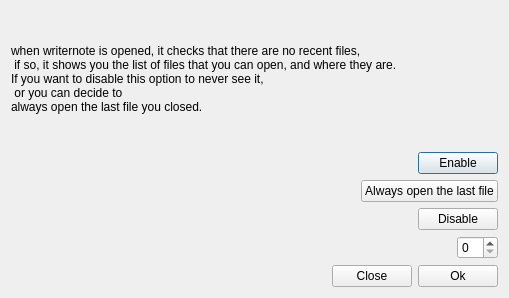
Old version of the form src/last_open/option/option_last_open_ui.ui in the repository giacomogroppi/writernote-qt.
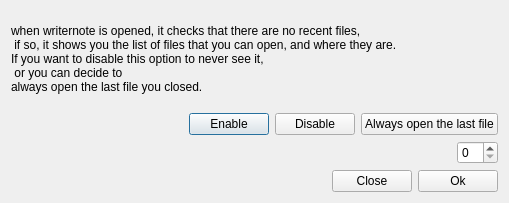
New version of the form.

Commit message: option last file open

```diff
--- a/src/last_open/option/option_last_open_ui.ui
+++ b/src/last_open/option/option_last_open_ui.ui
@@ -7,9 +7,15 @@
     <x>0</x>
     <y>0</y>
     <width>509</width>
-    <height>298</height>
+    <height>203</height>
    </rect>
   </property>
+  <property name="maximumSize">
+   <size>
+    <width>509</width>
+    <height>203</height>
+   </size>
+  </property>
   <property name="windowTitle">
    <string>Dialog</string>
   </property>
@@ -25,30 +31,6 @@
      </property>
     </widget>
    </item>
-   <item>
-    <layout class="QHBoxLayout" name="horizontalLayout_2">
-     <item>
-      <spacer name="horizontalSpacer_2">
-       <property name="orientation">
-        <enum>Qt::Horizontal</enum>
-       </property>
-       <property name="sizeHint" stdset="0">
-        <size>
-         <width>40</width>
-         <height>20</height>
-        </size>
-       </property>
-      </spacer>
-     </item>
-     <item>
-      <widget class="QPushButton" name="pushButton_enable">
-       <property name="text">
-        <string>Enable</string>
-       </property>
-      </widget>
-     </item>
-    </layout>
-   </item>
    <item>
     <layout class="QHBoxLayout" name="horizontalLayout_3">
      <item>
@@ -65,28 +47,11 @@
       </spacer>
      </item>
      <item>
-      <widget class="QPushButton" name="pushButton_always_enable">
+      <widget class="QPushButton" name="pushButton_enable">
        <property name="text">
-        <string>Always open the last file</string>
+        <string>Enable</string>
        </property>
       </widget>
-     </item>
-    </layout>
-   </item>
-   <item>
-    <layout class="QHBoxLayout" name="horizontalLayout_4">
-     <item>
-      <spacer name="horizontalSpacer_4">
-       <property name="orientation">
-        <enum>Qt::Horizontal</enum>
-       </property>
-       <property name="sizeHint" stdset="0">
-        <size>
-         <width>40</width>
-         <height>20</height>
-        </size>
-       </property>
-      </spacer>
      </item>
      <item>
       <widget class="QPushButton" name="pushButton_disable">
@@ -95,6 +60,13 @@
        </property>
       </widget>
      </item>
+     <item>
+      <widget class="QPushButton" name="pushButton_always_enable">
+       <property name="text">
+        <string>Always open the last file</string>
+       </property>
+      </widget>
+     </item>
     </layout>
    </item>
    <item>
```
The commit also changes 7 other files.
